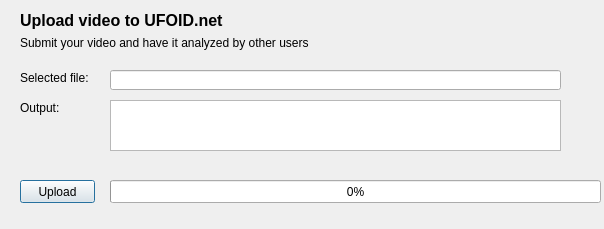
Above: src/uploader.ui from UFOID/UFO-Detector before the change. Below: the same form after it.
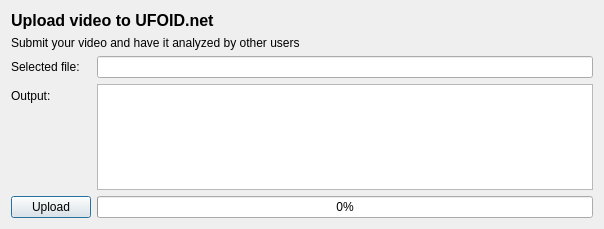
That is the form after the change.

Commit message: Added layout to video upload dialog

What changed in the file:
```diff
--- a/src/uploader.ui
+++ b/src/uploader.ui
@@ -13,120 +13,78 @@
   <property name="windowTitle">
    <string>Dialog</string>
   </property>
-  <widget class="QLabel" name="label">
-   <property name="geometry">
-    <rect>
-     <x>20</x>
-     <y>70</y>
-     <width>71</width>
-     <height>16</height>
-    </rect>
-   </property>
-   <property name="text">
-    <string>Selected file:</string>
-   </property>
-  </widget>
-  <widget class="QLineEdit" name="lineFile">
-   <property name="geometry">
-    <rect>
-     <x>110</x>
-     <y>70</y>
-     <width>451</width>
-     <height>20</height>
-    </rect>
-   </property>
-   <property name="readOnly">
-    <bool>true</bool>
-   </property>
-  </widget>
-  <widget class="QPushButton" name="buttonUpload">
-   <property name="geometry">
-    <rect>
-     <x>20</x>
-     <y>180</y>
-     <width>75</width>
-     <height>23</height>
-    </rect>
-   </property>
-   <property name="text">
-    <string>Upload</string>
-   </property>
-  </widget>
-  <widget class="QProgressBar" name="progressBar">
-   <property name="enabled">
-    <bool>true</bool>
-   </property>
-   <property name="geometry">
-    <rect>
-     <x>110</x>
-     <y>180</y>
-     <width>491</width>
-     <height>23</height>
-    </rect>
-   </property>
-   <property name="value">
-    <number>0</number>
-   </property>
-  </widget>
-  <widget class="QTextBrowser" name="textBrowser">
-   <property name="geometry">
-    <rect>
-     <x>110</x>
-     <y>100</y>
-     <width>451</width>
-     <height>51</height>
-    </rect>
-   </property>
-   <property name="readOnly">
-    <bool>false</bool>
-   </property>
-  </widget>
-  <widget class="QLabel" name="label_2">
-   <property name="geometry">
-    <rect>
-     <x>20</x>
-     <y>100</y>
-     <width>71</width>
-     <height>16</height>
-    </rect>
-   </property>
-   <property name="text">
-    <string>Output:</string>
-   </property>
-  </widget>
-  <widget class="QLabel" name="label_3">
-   <property name="geometry">
-    <rect>
-     <x>20</x>
-     <y>10</y>
-     <width>301</width>
-     <height>21</height>
-    </rect>
-   </property>
-   <property name="font">
-    <font>
-     <pointsize>12</pointsize>
-     <weight>75</weight>
-     <bold>true</bold>
-    </font>
-   </property>
-   <property name="text">
-    <string>Upload video to UFOID.net</string>
-   </property>
-  </widget>
-  <widget class="QLabel" name="label_4">
-   <property name="geometry">
-    <rect>
-     <x>20</x>
-     <y>35</y>
-     <width>571</width>
-     <height>16</height>
-    </rect>
-   </property>
-   <property name="text">
-    <string>Submit your video and have it analyzed by other users</string>
-   </property>
-  </widget>
+  <layout class="QVBoxLayout" name="verticalLayout">
+   <item>
+    <widget class="QLabel" name="label_3">
+     <property name="font">
+      <font>
+       <pointsize>12</pointsize>
+       <weight>75</weight>
+       <bold>true</bold>
+      </font>
+     </property>
+     <property name="text">
+      <string>Upload video to UFOID.net</string>
+     </property>
+    </widget>
+   </item>
+   <item>
+    <widget class="QLabel" name="label_4">
+     <property name="text">
+      <string>Submit your video and have it analyzed by other users</string>
+     </property>
+    </widget>
+   </item>
+   <item>
+    <layout class="QFormLayout" name="formLayout_2">
+     <item row="0" column="0">
+      <widget class="QLabel" name="label">
+       <property name="text">
+        <string>Selected file:</string>
+       </property>
+      </widget>
+     </item>
+     <item row="0" column="1">
+      <widget class="QLineEdit" name="lineFile">
+       <property name="readOnly">
+        <bool>true</bool>
+       </property>
+      </widget>
+     </item>
+     <item row="1" column="0">
+      <widget class="QLabel" name="label_2">
+       <property name="text">
+        <string>Output:</string>
+       </property>
+      </widget>
+     </item>
+     <item row="1" column="1">
+      <widget class="QTextBrowser" name="textBrowser">
+       <property name="readOnly">
+        <bool>false</bool>
+       </property>
+      </widget>
+     </item>
+     <item row="2" column="0">
+      <widget class="QPushButton" name="buttonUpload">
+       <property name="text">
+        <string>Upload</string>
+       </property>
+      </widget>
+     </item>
+     <item row="2" column="1">
+      <widget class="QProgressBar" name="progressBar">
+       <property name="enabled">
+        <bool>true</bool>
+       </property>
+       <property name="value">
+        <number>0</number>
+       </property>
+      </widget>
+     </item>
+    </layout>
+   </item>
+  </layout>
  </widget>
  <resources/>
  <connections/>
```
